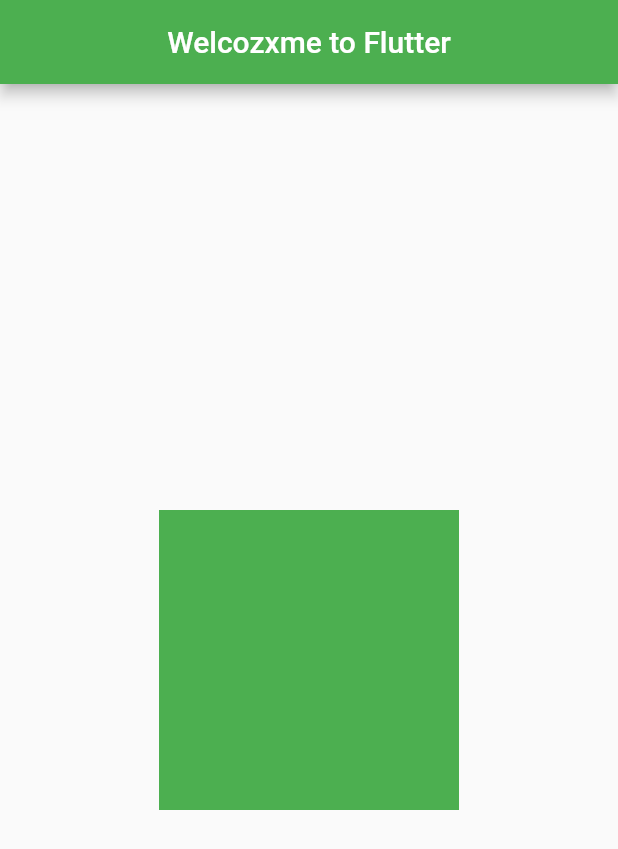
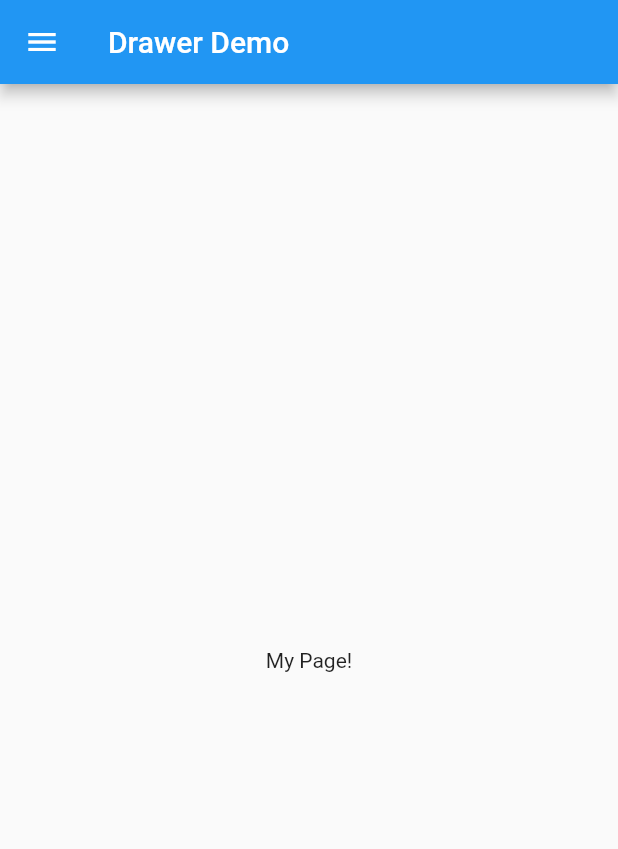
Before and after one commit to Apil2074/flutter30day, a Flutter app: the screen it shows after launch, on a phone screen of 412 x 824 dp. Shown: the top 849 px of the screen. Run offline on Flutter 3.47's test engine with Material 2 defaults, Android fonts, the phone set to English and light mode, and no system bars.

Commit message:
Drawer Created

```diff
--- a/lib/main.dart
+++ b/lib/main.dart
@@ -3,25 +3,74 @@ import 'package:flutter/material.dart';
 void main() => runApp(MyApp());
 
 class MyApp extends StatelessWidget {
+  final appTitle = 'Drawer Demo';
+
   @override
   Widget build(BuildContext context) {
     return MaterialApp(
-      theme: ThemeData(primaryColor: Colors.green),
-      title: 'Welcome to Flutter',
-      home: Scaffold(
-        appBar: AppBar(
-          centerTitle: true,
-          title: Text('Welcozxme to Flutter'),
-        ),
-        body: Center(
-          child: Container(
-            height: 200,
-            width: 200,
-            color: Colors.green,
-          ),
+      title: appTitle,
+      home: MyHomePage(title: appTitle),
+    );
+  }
+}
+
+class MyHomePage extends StatelessWidget {
+  final String title;
+
+  MyHomePage({Key? key, required this.title}) : super(key: key);
+
+  @override
+  Widget build(BuildContext context) {
+    return Scaffold(
+      appBar: AppBar(title: Text(title)),
+      body: Center(child: Text('My Page!')),
+      drawer: Drawer(
+        // Add a ListView to the drawer. This ensures the user can scroll
+        // through the options in the drawer if there isn't enough vertical
+        // space to fit everything.
+        child: ListView(
+          // Important: Remove any padding from the ListView.
+          padding: EdgeInsets.zero,
+          children: <Widget>[
+            DrawerHeader(
+              decoration: BoxDecoration(
+                color: Colors.blue,
+              ),
+              child: Text('Drawer Header'),
+            ),
+            ListTile(
+              title: Text('Item 1'),
+              onTap: () {
+                // Update the state of the app
+                // ...
+                // Then close the drawer
+                Navigator.pop(context);
+              },
+            ),
+            ListTile(
+              title: Text('Item 2'),
+              onTap: () {
+                // Update the state of the app
+                // ...
+                // Then close the drawer
+                Navigator.pop(context);
+              },
+            ),
+            ListTile(
+              tileColor: Colors.amber[200],
+              focusColor: Colors.red[200],
+              hoverColor: Colors.red,
+              title: Text('Item 3'),
+              onTap: () {
+                // Update the state of the app
+                // ...
+                // Then close the drawer
+                Navigator.pop(context);
+              },
+            ),
+          ],
         ),
       ),
     );
   }
 }
-// Comment Added
```
